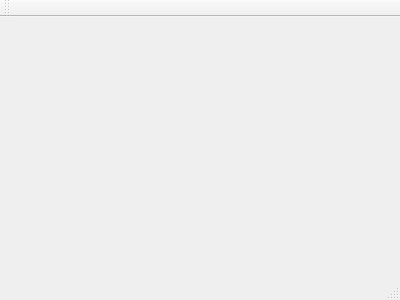
hsnks100/qt-json-visualization, file mainwindow.ui: the form before one commit.
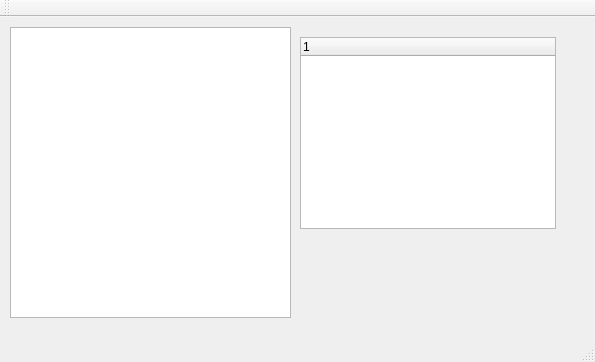
The form after the commit.

Patch:
```diff
--- a/mainwindow.ui
+++ b/mainwindow.ui
@@ -1,24 +1,65 @@
 <ui version="4.0">
  <class>MainWindow</class>
- <widget class="QMainWindow" name="MainWindow" >
-  <property name="geometry" >
+ <widget class="QMainWindow" name="MainWindow">
+  <property name="geometry">
    <rect>
     <x>0</x>
     <y>0</y>
-    <width>400</width>
-    <height>300</height>
+    <width>595</width>
+    <height>362</height>
    </rect>
   </property>
   <property name="windowTitle" >
    <string>MainWindow</string>
   </property>
-  <widget class="QMenuBar" name="menuBar" />
-  <widget class="QToolBar" name="mainToolBar" />
-  <widget class="QWidget" name="centralWidget" />
-  <widget class="QStatusBar" name="statusBar" />
+  <widget class="QWidget" name="centralWidget">
+   <widget class="QPlainTextEdit" name="plainTextEdit">
+    <property name="geometry">
+     <rect>
+      <x>10</x>
+      <y>10</y>
+      <width>281</width>
+      <height>291</height>
+     </rect>
+    </property>
+   </widget>
+   <widget class="QTreeWidget" name="treeWidget">
+    <property name="geometry">
+     <rect>
+      <x>300</x>
+      <y>20</y>
+      <width>256</width>
+      <height>192</height>
+     </rect>
+    </property>
+    <column>
+     <property name="text">
+      <string notr="true">1</string>
+     </property>
+    </column>
+   </widget>
+  </widget>
+  <widget class="QMenuBar" name="menuBar">
+   <property name="geometry">
+    <rect>
+     <x>0</x>
+     <y>0</y>
+     <width>595</width>
+     <height>27</height>
+    </rect>
+   </property>
+  </widget>
+  <widget class="QToolBar" name="mainToolBar">
+   <attribute name="toolBarArea">
+    <enum>TopToolBarArea</enum>
+   </attribute>
+   <attribute name="toolBarBreak">
+    <bool>false</bool>
+   </attribute>
+  </widget>
+  <widget class="QStatusBar" name="statusBar"/>
  </widget>
- <layoutDefault spacing="6" margin="11" />
- <pixmapfunction></pixmapfunction>
+ <layoutdefault spacing="6" margin="11"/>
  <resources/>
  <connections/>
 </ui>
```
Left out of the diff: 3 changed lines with no effect on the pictures.
